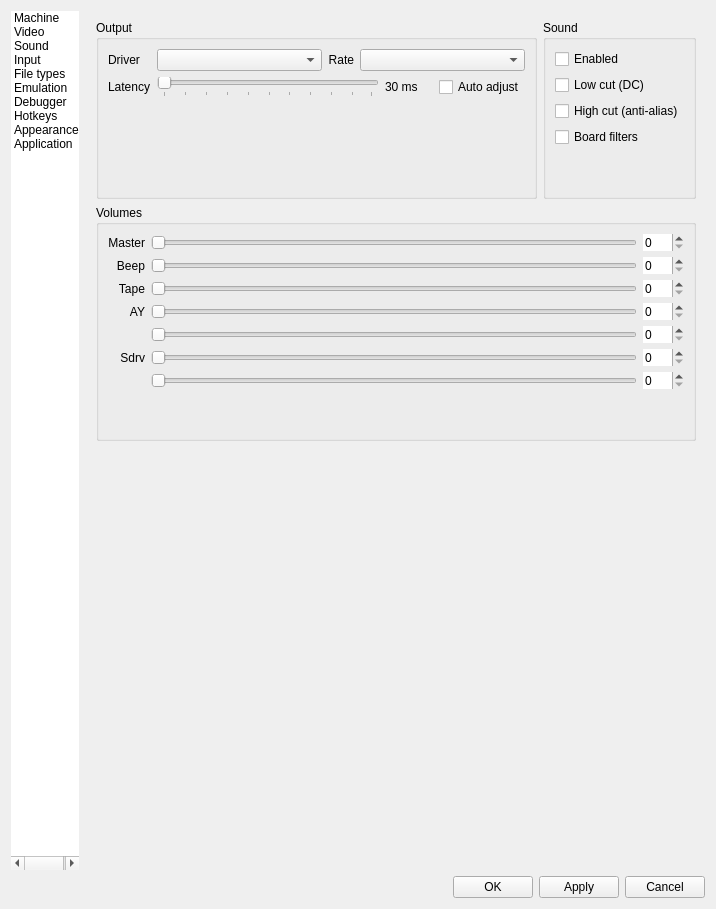
Old version of the form ui/setupwin.ui in the repository Volutar/xpeccy-plus.
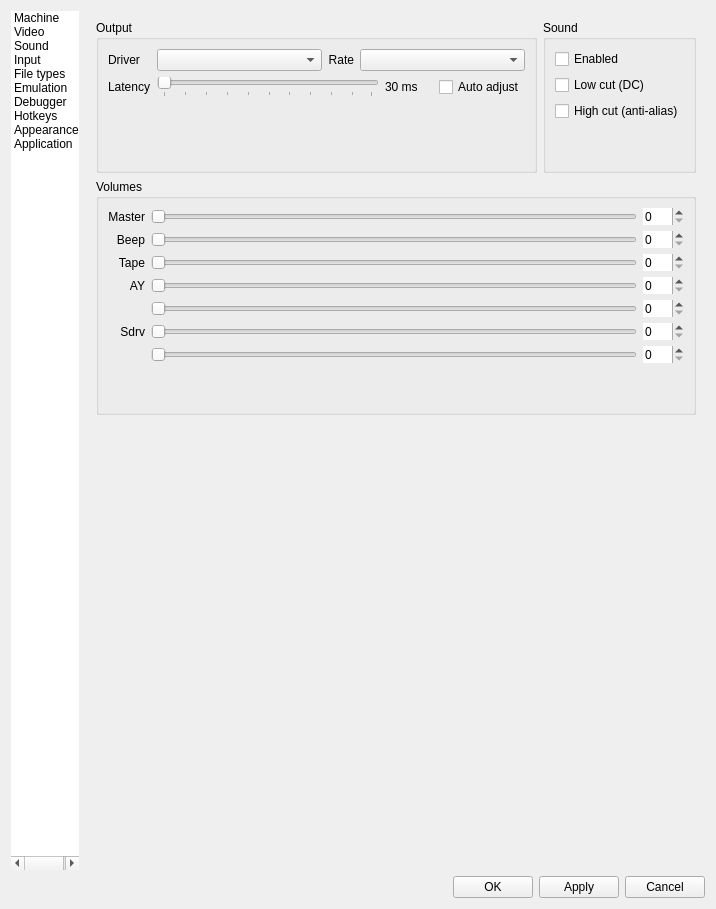
New version of the form. The open tabs and pages were chosen to show the change. Icons and pictures are not drawn. Custom widgets are drawn as their Qt base class.

Commit message:
sound: Board filter, PSG stereo and separation picked on the Sound page
A matter of taste, set once for every machine; By machine keeps each board's own, which
the Machine page now only shows. The filter's list is also in the Mute and right-click menus.

```diff
--- a/ui/setupwin.ui
+++ b/ui/setupwin.ui
@@ -2180,16 +2180,6 @@
                 </property>
                </widget>
               </item>
-              <item>
-               <widget class="QCheckBox" name="chkBoardFilter">
-                <property name="toolTip">
-                 <string>Each machine sounds through its board's own&#10;filter, set in the Beeper row of the Machine page</string>
-                </property>
-                <property name="text">
-                 <string>Board filters</string>
-                </property>
-               </widget>
-              </item>
               <item>
                <spacer name="verticalSpacer_23">
                 <property name="orientation">
```
The commit also changes 18 other files.
